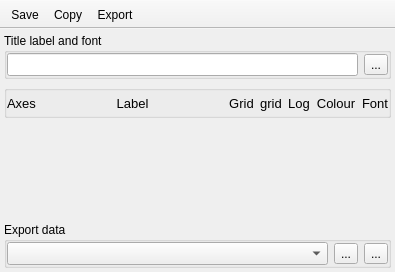
This is UIs/nCustomPlot.ui in NeutrinoToolkit/Neutrino as Qt 5 draws it before an edit. The edited form follows.
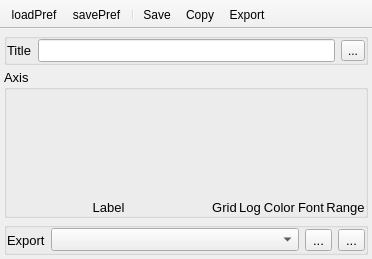
This is the edited form. Icons and pictures are not drawn.

What changed in the file:
```diff
--- a/UIs/nCustomPlot.ui
+++ b/UIs/nCustomPlot.ui
@@ -6,8 +6,8 @@
    <rect>
     <x>0</x>
     <y>0</y>
-    <width>395</width>
-    <height>272</height>
+    <width>372</width>
+    <height>259</height>
    </rect>
   </property>
   <property name="windowTitle">
@@ -17,7 +17,10 @@
    <bool>true</bool>
   </property>
   <widget class="QWidget" name="centralwidget">
-   <layout class="QGridLayout" name="gridLayout">
+   <layout class="QVBoxLayout" name="verticalLayout" stretch="0,1,0">
+    <property name="spacing">
+     <number>4</number>
+    </property>
     <property name="leftMargin">
      <number>4</number>
     </property>
@@ -30,70 +33,12 @@
     <property name="bottomMargin">
      <number>4</number>
     </property>
-    <item row="4" column="0">
-     <widget class="QGroupBox" name="groupBox_1">
-      <property name="title">
-       <string>Export data</string>
-      </property>
-      <layout class="QGridLayout" name="gridLayout_3">
-       <property name="leftMargin">
-        <number>0</number>
-       </property>
-       <property name="topMargin">
-        <number>0</number>
-       </property>
-       <property name="rightMargin">
-        <number>0</number>
-       </property>
-       <property name="bottomMargin">
-        <number>0</number>
-       </property>
-       <item row="0" column="1">
-        <widget class="QToolButton" name="saveData">
-         <property name="toolTip">
-          <string>Save Data</string>
-         </property>
-         <property name="text">
-          <string>...</string>
-         </property>
-         <property name="icon">
-          <iconset resource="../../neutrino-build/src/icons.qrc">
-           <normaloff>:/icons/saveTxt.png</normaloff>:/icons/saveTxt.png</iconset>
-         </property>
-        </widget>
-       </item>
-       <item row="0" column="2">
-        <widget class="QToolButton" name="copyData">
-         <property name="toolTip">
-          <string>Copy Data</string>
-         </property>
-         <property name="text">
-          <string>...</string>
-         </property>
-         <property name="icon">
-          <iconset resource="../../neutrino-build/src/icons.qrc">
-           <normaloff>:/icons/saveClipboard.png</normaloff>:/icons/saveClipboard.png</iconset>
-         </property>
-        </widget>
-       </item>
-       <item row="0" column="0">
-        <widget class="QComboBox" name="plotName">
-         <property name="font">
-          <font>
-           <pointsize>10</pointsize>
-          </font>
-         </property>
-        </widget>
-       </item>
-      </layout>
-     </widget>
-    </item>
-    <item row="1" column="0">
+    <item>
      <widget class="QGroupBox" name="groupBox">
       <property name="title">
-       <string>Title label and font</string>
+       <string/>
       </property>
-      <layout class="QGridLayout" name="gridLayout_2">
+      <layout class="QHBoxLayout" name="horizontalLayout_2" stretch="0,1,0">
        <property name="leftMargin">
         <number>0</number>
        </property>
@@ -106,7 +51,19 @@
        <property name="bottomMargin">
         <number>0</number>
        </property>
-       <item row="1" column="0">
+       <item>
+        <widget class="QLabel" name="label_6">
+         <property name="font">
+          <font>
+           <pointsize>10</pointsize>
+          </font>
+         </property>
+         <property name="text">
+          <string>Title</string>
+         </property>
+        </widget>
+       </item>
+       <item>
         <widget class="QLineEdit" name="plotTitle">
          <property name="font">
           <font>
@@ -115,7 +72,7 @@
          </property>
         </widget>
        </item>
-       <item row="1" column="1">
+       <item>
         <widget class="QToolButton" name="fontTitle">
          <property name="text">
           <string>...</string>
@@ -129,26 +86,16 @@
       </layout>
      </widget>
     </item>
-    <item row="3" column="0">
-     <spacer name="verticalSpacer">
-      <property name="orientation">
-       <enum>Qt::Vertical</enum>
-      </property>
-      <property name="sizeHint" stdset="0">
-       <size>
-        <width>20</width>
-        <height>40</height>
-       </size>
-      </property>
-     </spacer>
-    </item>
-    <item row="2" column="0">
+    <item>
      <widget class="QGroupBox" name="groupBox_2">
       <property name="font">
        <font>
         <pointsize>10</pointsize>
        </font>
       </property>
+      <property name="title">
+       <string>Axis</string>
+      </property>
       <layout class="QGridLayout" name="gridLayout_4">
        <property name="leftMargin">
         <number>0</number>
@@ -162,9 +109,63 @@
        <property name="bottomMargin">
         <number>0</number>
        </property>
+       <property name="verticalSpacing">
+        <number>0</number>
+       </property>
        <item row="0" column="0">
-        <layout class="QGridLayout" name="labels_layout" columnstretch="0,1,0,0,0,0,0">
+        <layout class="QGridLayout" name="labels_layout" columnstretch="3,0,0,0,0,0">
+         <property name="horizontalSpacing">
+          <number>2</number>
+         </property>
+         <property name="verticalSpacing">
+          <number>0</number>
+         </property>
          <item row="0" column="4">
+          <widget class="QLabel" name="label_7">
+           <property name="font">
+            <font>
+             <pointsize>10</pointsize>
+            </font>
+           </property>
+           <property name="text">
+            <string>Font</string>
+           </property>
+           <property name="alignment">
+            <set>Qt::AlignBottom|Qt::AlignHCenter</set>
+           </property>
+          </widget>
+         </item>
+         <item row="0" column="3">
+          <widget class="QLabel" name="label_5">
+           <property name="font">
+            <font>
+             <pointsize>10</pointsize>
+            </font>
+           </property>
+           <property name="text">
+            <string>Color</string>
+           </property>
+           <property name="alignment">
+            <set>Qt::AlignBottom|Qt::AlignHCenter</set>
+           </property>
+          </widget>
+         </item>
+         <item row="0" column="0">
+          <widget class="QLabel" name="label_2">
+           <property name="font">
+            <font>
+             <pointsize>10</pointsize>
+            </font>
+           </property>
+           <property name="text">
+            <string>Label</string>
+           </property>
+           <property name="alignment">
+            <set>Qt::AlignBottom|Qt::AlignHCenter</set>
+           </property>
+          </widget>
+         </item>
+         <item row="0" column="2">
           <widget class="QLabel" name="label_4">
            <property name="font">
             <font>
@@ -175,11 +176,11 @@
             <string>Log</string>
            </property>
            <property name="alignment">
-            <set>Qt::AlignCenter</set>
+            <set>Qt::AlignBottom|Qt::AlignHCenter</set>
            </property>
           </widget>
          </item>
-         <item row="0" column="2">
+         <item row="0" column="1">
           <widget class="QLabel" name="label_3">
            <property name="font">
             <font>
@@ -190,79 +191,22 @@
             <string>Grid</string>
            </property>
            <property name="alignment">
-            <set>Qt::AlignCenter</set>
+            <set>Qt::AlignBottom|Qt::AlignHCenter</set>
            </property>
           </widget>
          </item>
          <item row="0" column="5">
-          <widget class="QLabel" name="label_5">
+          <widget class="QLabel" name="label_9">
            <property name="font">
             <font>
              <pointsize>10</pointsize>
             </font>
            </property>
            <property name="text">
-            <string>Colour</string>
+            <string>Range</string>
            </property>
            <property name="alignment">
-            <set>Qt::AlignCenter</set>
-           </property>
-          </widget>
-         </item>
-         <item row="0" column="1">
-          <widget class="QLabel" name="label_2">
-           <property name="font">
-            <font>
-             <pointsize>10</pointsize>
-            </font>
-           </property>
-           <property name="text">
-            <string>Label</string>
-           </property>
-           <property name="alignment">
-            <set>Qt::AlignCenter</set>
-           </property>
-          </widget>
-         </item>
-         <item row="0" column="0">
-          <widget class="QLabel" name="label">
-           <property name="font">
-            <font>
-             <pointsize>10</pointsize>
-            </font>
-           </property>
-           <property name="text">
-            <string>Axes</string>
-           </property>
-           <property name="alignment">
-            <set>Qt::AlignCenter</set>
-           </property>
-          </widget>
-         </item>
-         <item row="0" column="3">
-          <widget class="QLabel" name="label_6">
-           <property name="font">
-            <font>
-             <pointsize>10</pointsize>
-            </font>
-           </property>
-           <property name="text">
-            <string>grid</string>
-           </property>
-           <property name="alignment">
-            <set>Qt::AlignCenter</set>
-           </property>
-          </widget>
-         </item>
-         <item row="0" column="6">
-          <widget class="QLabel" name="label_7">
-           <property name="font">
-            <font>
-             <pointsize>10</pointsize>
-            </font>
-           </property>
-           <property name="text">
-            <string>Font</string>
+            <set>Qt::AlignBottom|Qt::AlignHCenter</set>
            </property>
           </widget>
          </item>
@@ -271,6 +215,81 @@
       </layout>
      </widget>
     </item>
+    <item>
+     <widget class="QGroupBox" name="groupBox_1">
+      <property name="font">
+       <font>
+        <pointsize>10</pointsize>
+       </font>
+      </property>
+      <property name="title">
+       <string/>
+      </property>
+      <layout class="QHBoxLayout" name="horizontalLayout_3" stretch="0,1,0,0">
+       <property name="leftMargin">
+        <number>0</number>
+       </property>
+       <property name="topMargin">
+        <number>0</number>
+       </property>
+       <property name="rightMargin">
+        <number>0</number>
+       </property>
+       <property name="bottomMargin">
+        <number>0</number>
+       </property>
+       <item>
+        <widget class="QLabel" name="label">
+         <property name="font">
+          <font>
+           <pointsize>10</pointsize>
+          </font>
+         </property>
+         <property name="text">
+          <string>Export</string>
+         </property>
+        </widget>
+       </item>
+       <item>
+        <widget class="QComboBox" name="plotName">
+         <property name="font">
+          <font>
+           <pointsize>10</pointsize>
+          </font>
+         </property>
+        </widget>
+       </item>
+       <item>
+        <widget class="QToolButton" name="saveData">
+         <property name="toolTip">
+          <string>Save Data</string>
+         </property>
+         <property name="text">
+          <string>...</string>
+         </property>
+         <property name="icon">
+          <iconset resource="../../neutrino-build/src/icons.qrc">
+           <normaloff>:/icons/saveTxt.png</normaloff>:/icons/saveTxt.png</iconset>
+         </property>
+        </widget>
+       </item>
+       <item>
+        <widget class="QToolButton" name="copyData">
+         <property name="toolTip">
+          <string>Copy Data</string>
+         </property>
+         <property name="text">
+          <string>...</string>
+         </property>
+         <property name="icon">
+          <iconset resource="../../neutrino-build/src/icons.qrc">
+           <normaloff>:/icons/saveClipboard.png</normaloff>:/icons/saveClipboard.png</iconset>
+         </property>
+        </widget>
+       </item>
+      </layout>
+     </widget>
+    </item>
    </layout>
   </widget>
   <widget class="QToolBar" name="toolBar">
@@ -295,6 +314,9 @@
    <attribute name="toolBarBreak">
     <bool>false</bool>
    </attribute>
+   <addaction name="actionLoadPref"/>
+   <addaction name="actionSavePref"/>
+   <addaction name="separator"/>
    <addaction name="actionSave"/>
    <addaction name="actionCopy"/>
    <addaction name="actionExport"/>
@@ -335,6 +357,30 @@
     <string>Export plot to file</string>
    </property>
   </action>
+  <action name="actionLoadPref">
+   <property name="icon">
+    <iconset resource="../../neutrino-build/src/icons.qrc">
+     <normaloff>:/icons/loadPref.png</normaloff>:/icons/loadPref.png</iconset>
+   </property>
+   <property name="text">
+    <string>loadPref</string>
+   </property>
+   <property name="toolTip">
+    <string>Load Preferences</string>
+   </property>
+  </action>
+  <action name="actionSavePref">
+   <property name="icon">
+    <iconset resource="../../neutrino-build/src/icons.qrc">
+     <normaloff>:/icons/savePref.png</normaloff>:/icons/savePref.png</iconset>
+   </property>
+   <property name="text">
+    <string>savePref</string>
+   </property>
+   <property name="toolTip">
+    <string>Save Preferences</string>
+   </property>
+  </action>
  </widget>
  <tabstops>
   <tabstop>plotTitle</tabstop>
```
